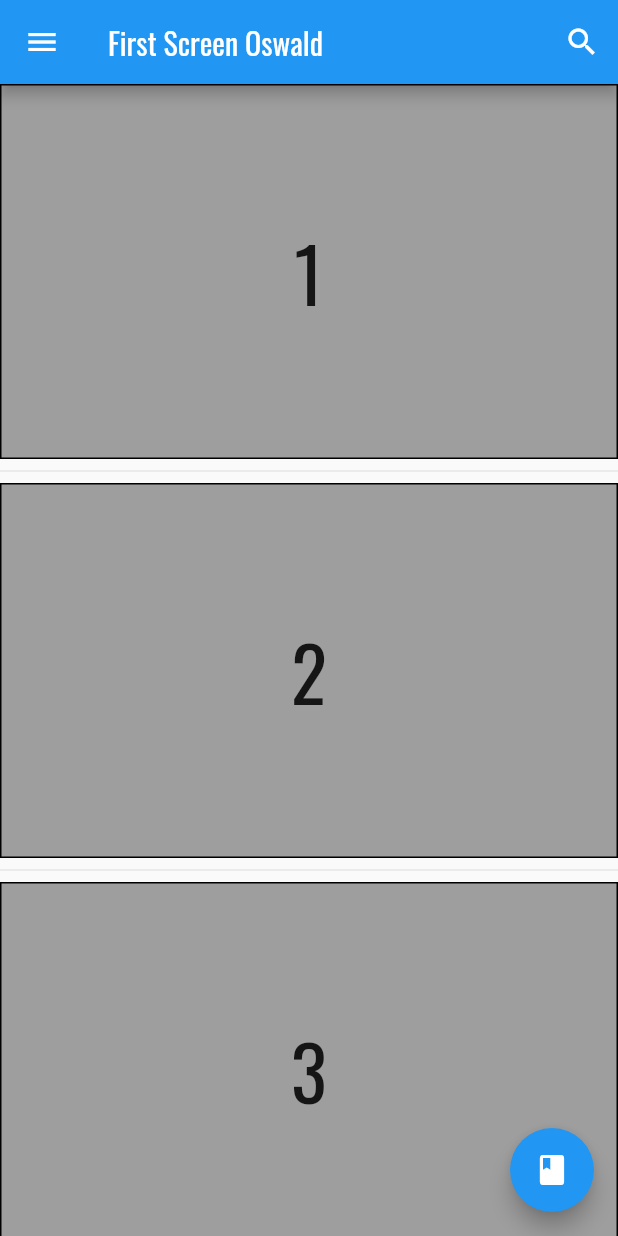
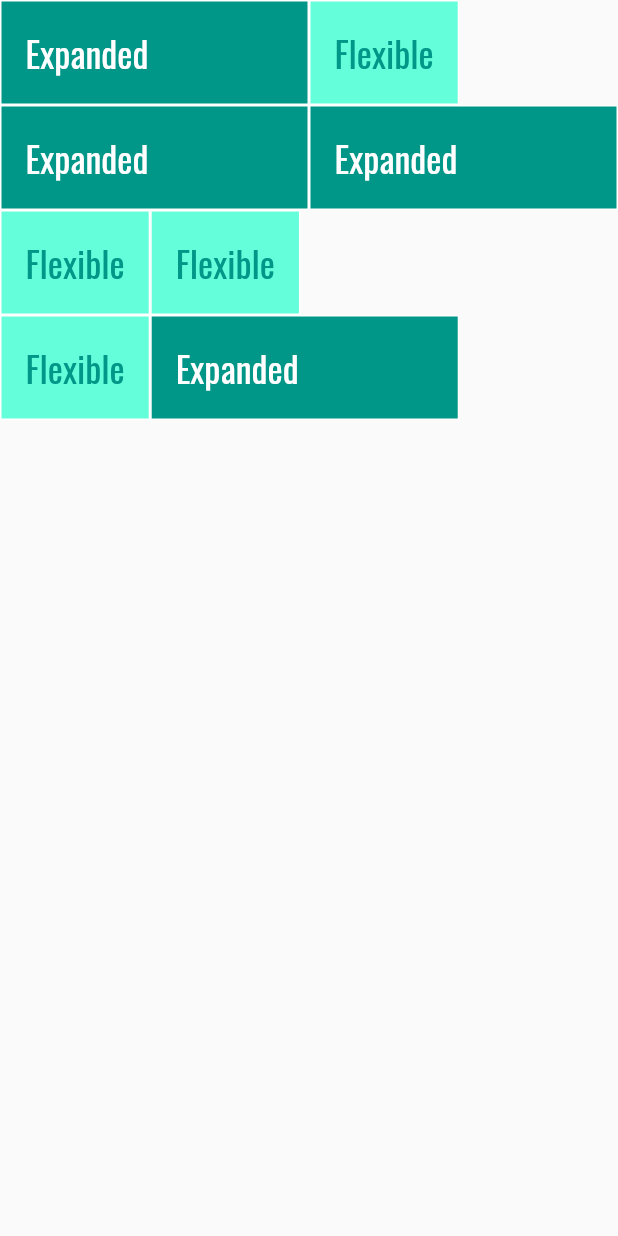
Before and after one commit to alfajryuneda/dicoding-flutter-pemula, a Flutter app: the screen it shows after launch, on a phone screen of 412 x 824 dp. Run offline on Flutter 3.47's test engine with Material 2 defaults, Android fonts, the phone set to English and light mode, and no system bars.

Commit message:
add expanded and flexible widget

```diff
--- a/lib/main.dart
+++ b/lib/main.dart
@@ -7,6 +7,7 @@ import 'modules/06-button.dart';
 import 'modules/07-text-field.dart';
 import 'modules/08-image.dart';
 import 'modules/09-listview.dart';
+import 'package:second_app/modules/10-expanded-flexible.dart';
 
 void main() => runApp(MyApp());
 
@@ -21,7 +22,7 @@ class MyApp extends StatelessWidget {
         primarySwatch: Colors.blue,
       ),
       debugShowCheckedModeBanner: false,
-      home: const FirstScreen(), // Panggil FirstScreen di sini
+      home: MyFlexible(), // Panggil FirstScreen di sini
     );
   }
 }
@@ -54,7 +55,7 @@ class FirstScreen extends StatelessWidget {
         ],
       ),
       body: Center(
-        child: MyListViewSeparator(),
+        child: MyExpanded(),
       ),
       floatingActionButton: FloatingActionButton(
         child: const Icon(Icons.book),
--- /dev/null
+++ b/lib/modules/10-expanded-flexible.dart
@@ -0,0 +1,129 @@
+import 'package:flutter/material.dart';
+
+// Expanded nilai flex default : 1
+
+// expanded
+class MyExpanded extends StatelessWidget {
+  @override
+  Widget build(BuildContext context) {
+    return Column(
+      children: [
+        Expanded(
+            flex: 2,
+            child: Container(
+              color: Colors.red,
+            )),
+        Expanded(
+            child: Container(
+          color: Colors.orange,
+        )),
+        Expanded(
+            child: Container(
+          color: Colors.yellow,
+        )),
+        Expanded(
+            child: Container(
+          color: Colors.green,
+        )),
+        Expanded(
+            child: Container(
+          color: Colors.blue,
+        )),
+        Expanded(
+            child: Container(
+          color: Colors.indigo,
+        )),
+        Expanded(
+            child: Container(
+          color: Colors.purple,
+        )),
+      ],
+    );
+  }
+}
+
+// flexible
+class MyFlexible extends StatelessWidget {
+  @override
+  Widget build(BuildContext context) {
+    return Scaffold(
+      body: SafeArea(
+          child: Column(
+        children: [
+          Row(
+            children: [
+              ExpandedWidget(),
+              FlexibleWidget(),
+            ],
+          ),
+          Row(
+            children: [
+              ExpandedWidget(),
+              ExpandedWidget(),
+            ],
+          ),
+          Row(
+            children: [
+              FlexibleWidget(),
+              FlexibleWidget(),
+            ],
+          ),
+          Row(
+            children: [
+              FlexibleWidget(),
+              ExpandedWidget(),
+            ],
+          ),
+        ],
+      )),
+    );
+  }
+}
+
+class ExpandedWidget extends StatelessWidget {
+  @override
+  Widget build(BuildContext context) {
+    return Expanded(
+      child: Container(
+        decoration: BoxDecoration(
+          color: Colors.teal,
+          border: Border.all(color: Colors.white),
+        ),
+        child: const Padding(
+          padding: EdgeInsets.all(16.0),
+          child: Text(
+            'Expanded',
+            style: TextStyle(
+              color: Colors.white,
+              fontSize: 24,
+            ),
+          ),
+        ),
+      ),
+    );
+  }
+}
+
+class FlexibleWidget extends StatelessWidget {
+  @override
+  Widget build(BuildContext context) {
+    return Flexible(
+      child: Container(
+        decoration: BoxDecoration(
+          color: Colors.tealAccent,
+          border: Border.all(color: Colors.white),
+        ),
+        child: const Padding(
+          padding: EdgeInsets.all(16.0),
+          child: Text(
+            'Flexible',
+            style: TextStyle(
+              color: Colors.teal,
+              fontSize: 24,
+            ),
+          ),
+        ),
+      ),
+    );
+  }
+}
```
